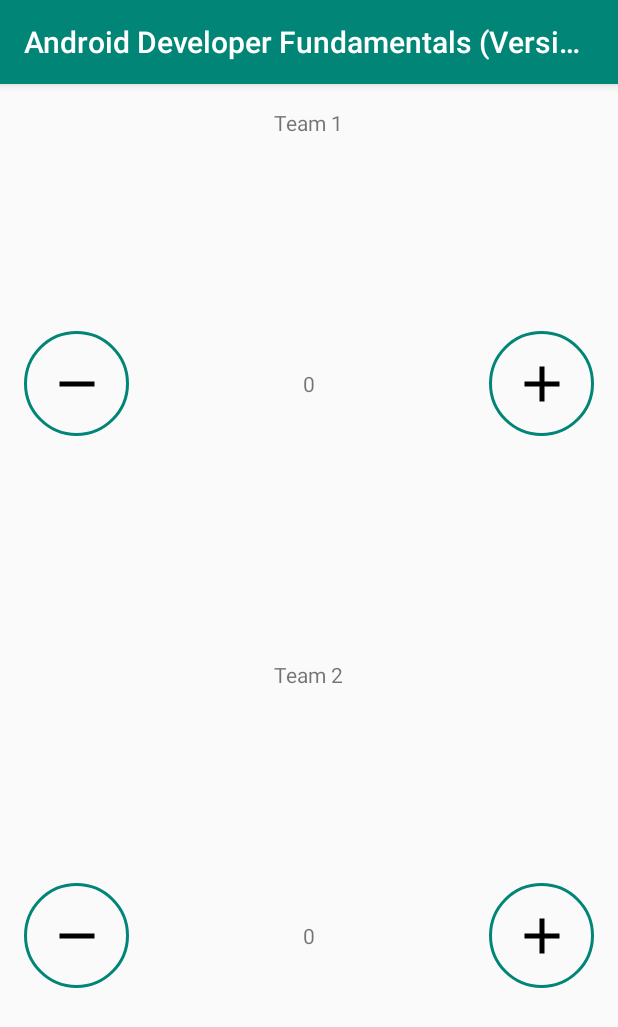
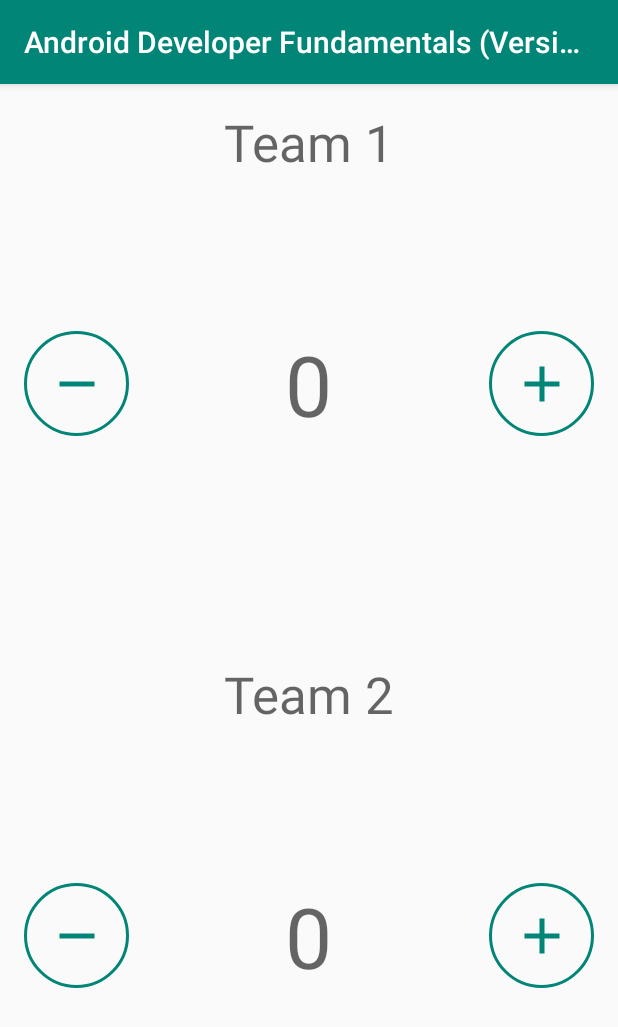
Before and after one commit to link2cory/AndroidDeveloperFundamentalsVersion2, an Android app: the screen it shows after launch (MainActivity), on a phone screen of 412 x 824 dp. Shown: the top 1027 px of the screen. Run offline under Robolectric (Android 15) with nearby library versions, the phone set to English and light mode, and no system bars.

Commit message:
added styling

```diff
--- a/app/src/main/res/layout/activity_main.xml
+++ b/app/src/main/res/layout/activity_main.xml
@@ -14,30 +14,27 @@
 
         <ImageButton
             android:id="@+id/decreaseTeam1"
+            style="@style/MinusButtons"
             android:layout_width="@dimen/button_size"
             android:layout_height="@dimen/button_size"
             android:layout_alignParentStart="true"
             android:layout_alignParentLeft="true"
             android:layout_centerVertical="true"
-            android:background="@drawable/button_background"
-            android:contentDescription="@string/minus_button_content_description"
-            android:onClick="decreaseScore"
-            android:src="@drawable/ic_minus" />
+            android:onClick="decreaseScore" />
 
         <ImageButton
             android:id="@+id/increaseTeam1"
+            style="@style/PlusButtons"
             android:layout_width="@dimen/button_size"
             android:layout_height="@dimen/button_size"
             android:layout_alignParentEnd="true"
             android:layout_alignParentRight="true"
             android:layout_centerVertical="true"
-            android:background="@drawable/button_background"
-            android:contentDescription="@string/plus_button_content_description"
-            android:onClick="increaseScore"
-            android:src="@drawable/ic_plus" />
+            android:onClick="increaseScore" />
 
         <TextView
             android:id="@+id/score_1"
+            style="@style/ScoreText"
             android:layout_width="wrap_content"
             android:layout_height="wrap_content"
             android:layout_centerHorizontal="true"
@@ -45,6 +42,7 @@
             android:text="@string/default_score" />
 
         <TextView
+            style="@style/TeamText"
             android:layout_width="wrap_content"
             android:layout_height="wrap_content"
             android:layout_alignParentTop="true"
@@ -60,30 +58,27 @@
 
         <ImageButton
             android:id="@+id/decreaseTeam2"
+            style="@style/MinusButtons"
             android:layout_width="@dimen/button_size"
             android:layout_height="@dimen/button_size"
             android:layout_alignParentStart="true"
             android:layout_alignParentLeft="true"
             android:layout_centerVertical="true"
-            android:background="@drawable/button_background"
-            android:contentDescription="@string/minus_button_content_description"
-            android:onClick="decreaseScore"
-            android:src="@drawable/ic_minus" />
+            android:onClick="decreaseScore" />
 
         <ImageButton
             android:id="@+id/increaseTeam2"
+            style="@style/PlusButtons"
             android:layout_width="@dimen/button_size"
             android:layout_height="@dimen/button_size"
             android:layout_alignParentEnd="true"
             android:layout_alignParentRight="true"
             android:layout_centerVertical="true"
-            android:background="@drawable/button_background"
-            android:contentDescription="@string/plus_button_content_description"
-            android:onClick="increaseScore"
-            android:src="@drawable/ic_plus" />
+            android:onClick="increaseScore" />
 
         <TextView
             android:id="@+id/score_2"
+            style="@style/ScoreText"
             android:layout_width="wrap_content"
             android:layout_height="wrap_content"
             android:layout_centerHorizontal="true"
@@ -91,6 +86,7 @@
             android:text="@string/default_score" />
 
         <TextView
+            style="@style/TeamText"
             android:layout_width="wrap_content"
             android:layout_height="wrap_content"
             android:layout_alignParentTop="true"
--- a/app/src/main/res/values/styles.xml
+++ b/app/src/main/res/values/styles.xml
@@ -8,4 +8,28 @@
         <item name="colorAccent">@color/colorAccent</item>
     </style>
 
+    <style name="ScoreButtons" parent="Widget.AppCompat.Button">
+        <item name="android:background">@drawable/button_background</item>
+        <item name="android:tint">@color/colorPrimary</item>
+    </style>
+
+    <style name="PlusButtons" parent="ScoreButtons">
+        <item name="android:src">@drawable/ic_plus</item>
+        <item name="android:contentDescription">@string/plus_button_content_description</item>
+    </style>
+
+    <style name="MinusButtons" parent="ScoreButtons">
+        <item name="android:src">@drawable/ic_minus</item>
+        <item name="android:contentDescription">@string/minus_button_content_description</item>
+    </style>
+
+    <style name="ScoreText">
+        <item name="android:textAppearance">@style/TextAppearance.AppCompat.Display3</item>
+    </style>
+
+    <style name="TeamText">
+        <item name="android:textAppearance">@style/TextAppearance.AppCompat.Display1</item>
+    </style>
+
+
 </resources>
```
